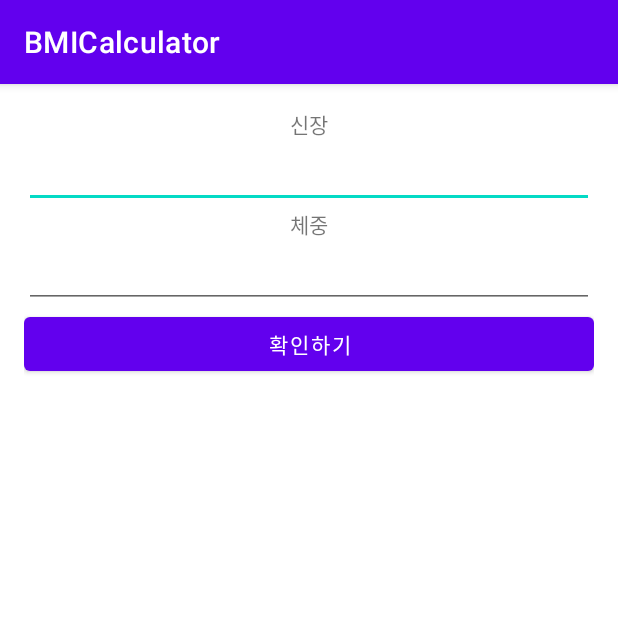
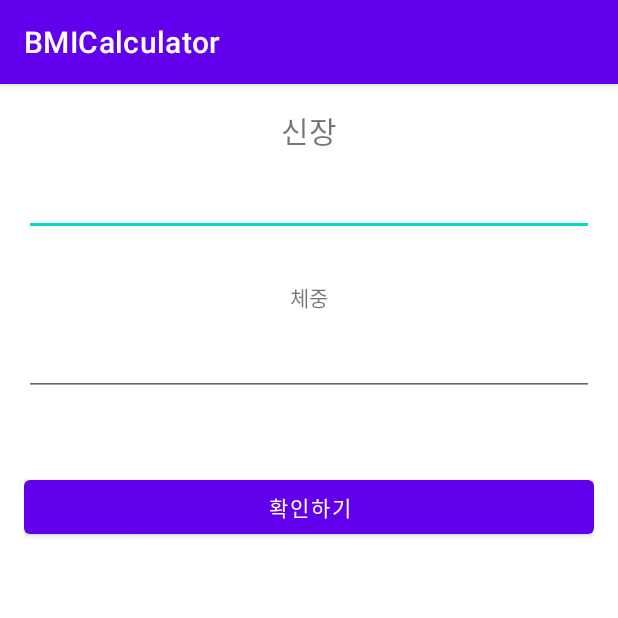
Before and after one commit to GeonwooVincentKim/BMI_Calculator, an Android app: the screen it shows after launch (MainActivity), on a phone screen of 412 x 824 dp, the top half of it. Run offline under Robolectric (Android 15) with nearby library versions, the phone set to English and light mode, and no system bars.

Commit message:
[Feature] - Size Adjustment by using DP and SP

```diff
--- a/app/src/main/res/layout/activity_main.xml
+++ b/app/src/main/res/layout/activity_main.xml
@@ -5,23 +5,25 @@
     android:layout_width="match_parent"
     android:layout_height="match_parent"
     android:orientation="vertical"
-    android:layout_margin="16dp"
+    android:padding="16dp"
     tools:context=".MainActivity">
 
     <TextView
+        android:textSize="20sp"
         android:layout_width="match_parent"
         android:layout_height="wrap_content"
         android:text="신장"
         android:textAlignment="center"/>
 
     <EditText
-
+        android:layout_marginTop="10dp"
         android:layout_width="match_parent"
         android:layout_height="wrap_content"
         android:inputType="number"
         android:textAlignment="center"/>
 
     <TextView
+        android:layout_marginTop="30dp"
         android:id="@+id/textView2"
         android:layout_width="match_parent"
         android:layout_height="wrap_content"
@@ -29,6 +31,7 @@
         android:textAlignment="center"/>
 
     <EditText
+        android:layout_marginTop="10dp"
         android:id="@+id/editTextNumber"
         android:layout_width="match_parent"
         android:layout_height="wrap_content"
@@ -37,6 +40,7 @@
         android:textAlignment="center"/>
 
     <Button
+        android:layout_marginTop="50dp"
         android:text="확인하기"
         android:layout_width="match_parent"
         android:layout_height="wrap_content"/>
```
